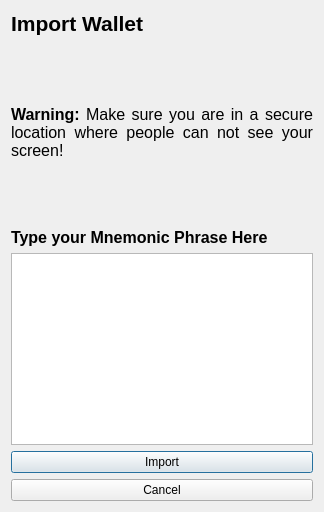
The window that src/qt/forms/importwalletdialog.ui (meritlabs/merit) describes before a commit, drawn with Qt 5.
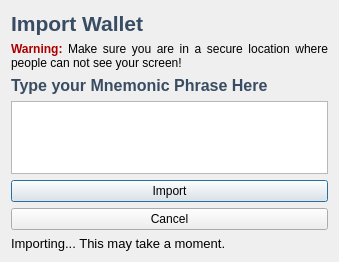
The same window after the commit.

Commit message: Importing using mnemonic works.

The edit to the form file:
```diff
--- a/src/qt/forms/importwalletdialog.ui
+++ b/src/qt/forms/importwalletdialog.ui
@@ -6,8 +6,8 @@
    <rect>
     <x>0</x>
     <y>0</y>
-    <width>324</width>
-    <height>512</height>
+    <width>339</width>
+    <height>262</height>
    </rect>
   </property>
   <property name="sizePolicy">
@@ -33,7 +33,7 @@
       </font>
      </property>
      <property name="text">
-      <string>Import Wallet</string>
+      <string>&lt;html&gt;&lt;head/&gt;&lt;body&gt;&lt;p&gt;&lt;span style=&quot; color:#384c62;&quot;&gt;Import Wallet&lt;/span&gt;&lt;/p&gt;&lt;/body&gt;&lt;/html&gt;</string>
      </property>
      <property name="alignment">
       <set>Qt::AlignLeading|Qt::AlignLeft|Qt::AlignTop</set>
@@ -56,7 +56,7 @@
    <item>
     <widget class="QLabel" name="labelWarning">
      <property name="text">
-      <string>&lt;html&gt;&lt;head/&gt;&lt;body&gt;&lt;p&gt;&lt;span style=&quot; font-size:12pt; font-weight:600;&quot;&gt;Warning: &lt;/span&gt;&lt;span style=&quot; font-size:12pt;&quot;&gt;Make sure you are in a secure location where people can not see your screen!&lt;/span&gt;&lt;/p&gt;&lt;/body&gt;&lt;/html&gt;</string>
+      <string>&lt;html&gt;&lt;head/&gt;&lt;body&gt;&lt;p align=&quot;justify&quot;&gt;&lt;span style=&quot; font-weight:600; color:#aa0000;&quot;&gt;Warning: &lt;/span&gt;Make sure you are in a secure location where people can not see your screen!&lt;/p&gt;&lt;/body&gt;&lt;/html&gt;</string>
      </property>
      <property name="alignment">
       <set>Qt::AlignJustify|Qt::AlignVCenter</set>
@@ -82,12 +82,22 @@
    <item>
     <widget class="QLabel" name="typeMnemonicLabel">
      <property name="text">
-      <string>&lt;html&gt;&lt;head/&gt;&lt;body&gt;&lt;p&gt;&lt;span style=&quot; font-size:12pt; font-weight:600;&quot;&gt;Type your Mnemonic Phrase Here&lt;/span&gt;&lt;/p&gt;&lt;/body&gt;&lt;/html&gt;</string>
+      <string>&lt;html&gt;&lt;head/&gt;&lt;body&gt;&lt;p&gt;&lt;span style=&quot; font-size:12pt; font-weight:600; color:#384c62;&quot;&gt;Type your Mnemonic Phrase Here&lt;/span&gt;&lt;/p&gt;&lt;/body&gt;&lt;/html&gt;</string>
      </property>
     </widget>
    </item>
    <item>
-    <widget class="QPlainTextEdit" name="mnemonic"/>
+    <widget class="QPlainTextEdit" name="mnemonic">
+     <property name="frameShape">
+      <enum>QFrame::StyledPanel</enum>
+     </property>
+     <property name="frameShadow">
+      <enum>QFrame::Sunken</enum>
+     </property>
+     <property name="backgroundVisible">
+      <bool>false</bool>
+     </property>
+    </widget>
    </item>
    <item>
     <widget class="QPushButton" name="importButton">
@@ -110,6 +120,13 @@
      </item>
     </layout>
    </item>
+   <item>
+    <widget class="QLabel" name="progressTitle">
+     <property name="text">
+      <string>&lt;html&gt;&lt;head/&gt;&lt;body&gt;&lt;p&gt;&lt;span style=&quot; font-size:10pt;&quot;&gt;Importing... This may take a moment.&lt;/span&gt;&lt;/p&gt;&lt;/body&gt;&lt;/html&gt;</string>
+     </property>
+    </widget>
+   </item>
   </layout>
  </widget>
  <resources/>
```
The commit also changes 18 other files.
